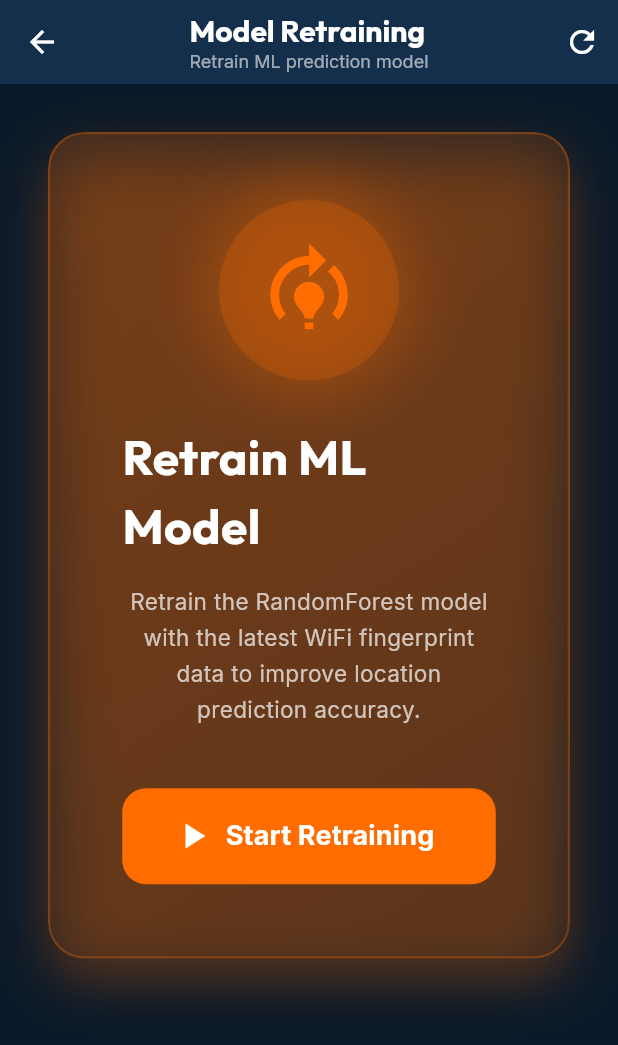
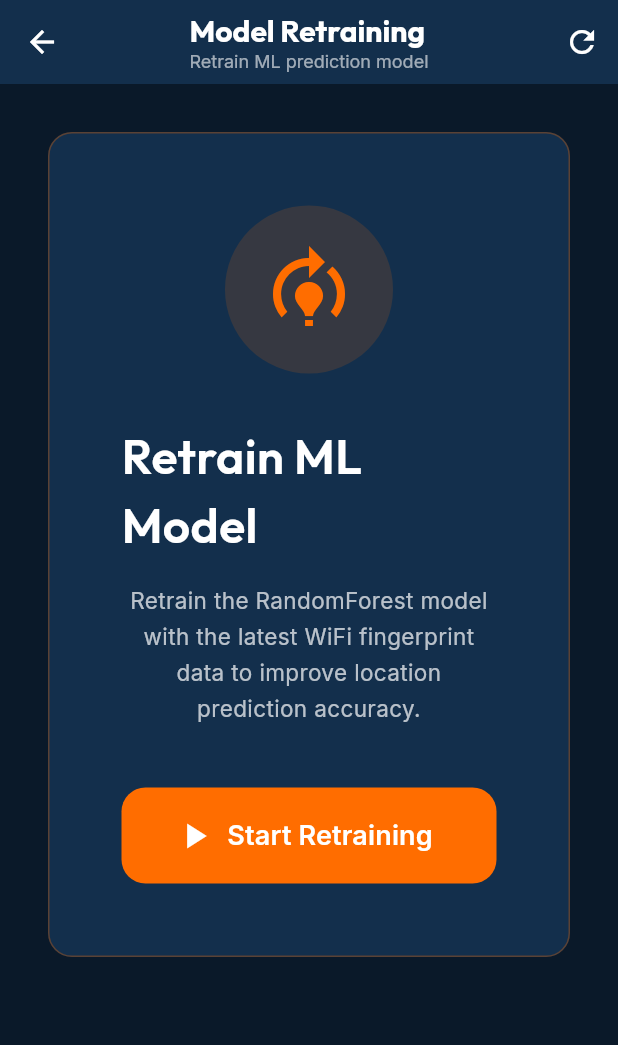
Before and after one commit to gowsi-08/capstone_fullstack, a Flutter app: the ModelRetrainingScreen screen opened by its route, on a phone screen of 412 x 824 dp. Shown: the top 1045 px of the screen. Run offline on Flutter 3.47's test engine with Material 3 defaults, Android fonts, the phone set to English and light mode, and no system bars; our stand-ins replace connectivity_plus, fluttertoast, google_fonts, image_picker, permission_handler, shared_preferences and 1 more; missing offline and left inert: app_settings, wifi_scan; accounts and stored records are empty; network calls fail.

Commit message:
march 28 commit 3

```diff
--- a/frontend/lib/admin/model_retraining_screen.dart
+++ b/frontend/lib/admin/model_retraining_screen.dart
@@ -116,66 +116,28 @@ class _ModelRetrainingScreenState extends State<ModelRetrainingScreen>
                 // Main Retrain Card
                 Container(
                   decoration: BoxDecoration(
-                    borderRadius: BorderRadius.circular(24),
-                    boxShadow: [
-                      BoxShadow(
-                        color: const Color(0xFFFF6D00).withOpacity(0.3),
-                        blurRadius: 30,
-                        offset: const Offset(0, 15),
-                      ),
-                    ],
-                  ),
-                  child: ClipRRect(
-                    borderRadius: BorderRadius.circular(24),
-                    child: BackdropFilter(
-                      filter: ImageFilter.blur(sigmaX: 10, sigmaY: 10),
-                      child: Container(
-                        decoration: BoxDecoration(
-                          gradient: LinearGradient(
-                            begin: Alignment.topLeft,
-                            end: Alignment.bottomRight,
-                            colors: [
-                              const Color(0xFFFF6D00).withOpacity(0.2),
-                              const Color(0xFFFF6D00).withOpacity(0.05),
-                            ],
-                          ),
-                          borderRadius: BorderRadius.circular(24),
+                    color: const Color(0xFF132F4C),
+                    borderRadius: BorderRadius.circular(16),
                     border: Border.all(
                       color: const Color(0xFFFF6D00).withOpacity(0.3),
-                            width: 1.5,
+                      width: 1,
                     ),
                   ),
                   padding: const EdgeInsets.all(48),
                   child: Column(
                     children: [
                       // Icon
-                            AnimatedBuilder(
-                              animation: _pulseController,
-                              builder: (context, child) {
-                                return Transform.scale(
-                                  scale: 1.0 + (_pulseController.value * 0.1),
-                                  child: Container(
+                      Container(
                         padding: const EdgeInsets.all(24),
                         decoration: BoxDecoration(
-                                      color: const Color(0xFFFF6D00).withOpacity(0.2),
+                          color: const Color(0xFFFF6D00).withOpacity(0.15),
                           shape: BoxShape.circle,
-                                      boxShadow: [
-                                        BoxShadow(
-                                          color: const Color(0xFFFF6D00)
-                                              .withOpacity(0.4 * _pulseController.value),
-                                          blurRadius: 30,
-                                          spreadRadius: 10,
-                                        ),
-                                      ],
                         ),
                         child: const Icon(
                           Icons.model_training,
                           size: 64,
                           color: Color(0xFFFF6D00),
                         ),
-                                  ),
-                                );
-                              },
                       ),
 
                       const SizedBox(height: 32),
@@ -184,7 +146,7 @@ class _ModelRetrainingScreenState extends State<ModelRetrainingScreen>
                         'Retrain ML Model',
                         style: GoogleFonts.outfit(
                           fontSize: 32,
-                                fontWeight: FontWeight.bold,
+                          fontWeight: FontWeight.w600,
                           color: Colors.white,
                         ),
                       ),
@@ -223,7 +185,7 @@ class _ModelRetrainingScreenState extends State<ModelRetrainingScreen>
                             _isRetraining ? 'Retraining Model...' : 'Start Retraining',
                             style: GoogleFonts.inter(
                               fontSize: 18,
-                                    fontWeight: FontWeight.bold,
+                              fontWeight: FontWeight.w600,
                             ),
                           ),
                           style: ElevatedButton.styleFrom(
@@ -239,9 +201,6 @@ class _ModelRetrainingScreenState extends State<ModelRetrainingScreen>
                     ],
                   ),
                 ),
-                    ),
-                  ),
-                ),
 
                 const SizedBox(height: 32),
 
@@ -249,23 +208,8 @@ class _ModelRetrainingScreenState extends State<ModelRetrainingScreen>
                 if (_trainingStats != null) ...[
                   Container(
                     decoration: BoxDecoration(
-                      borderRadius: BorderRadius.circular(20),
-                      boxShadow: [
-                        BoxShadow(
-                          color: Colors.black.withOpacity(0.2),
-                          blurRadius: 20,
-                          offset: const Offset(0, 10),
-                        ),
-                      ],
-                    ),
-                    child: ClipRRect(
-                      borderRadius: BorderRadius.circular(20),
-                      child: BackdropFilter(
-                        filter: ImageFilter.blur(sigmaX: 10, sigmaY: 10),
-                        child: Container(
-                          decoration: BoxDecoration(
-                            color: Colors.white.withOpacity(0.05),
-                            borderRadius: BorderRadius.circular(20),
+                      color: const Color(0xFF132F4C),
+                      borderRadius: BorderRadius.circular(12),
                       border: Border.all(
                         color: Colors.white.withOpacity(0.1),
                         width: 1,
@@ -287,14 +231,45 @@ class _ModelRetrainingScreenState extends State<ModelRetrainingScreen>
                               'Training Dataset Overview',
                               style: GoogleFonts.outfit(
                                 fontSize: 20,
-                                      fontWeight: FontWeight.bold,
+                                fontWeight: FontWeight.w600,
                                 color: Colors.white,
                               ),
                             ),
                           ],
                         ),
                         const SizedBox(height: 24),
-                              Row(
+                        LayoutBuilder(
+                          builder: (context, constraints) {
+                            // Responsive layout for stat cards
+                            if (constraints.maxWidth < 600) {
+                              // Stack vertically on small screens
+                              return Column(
+                                children: [
+                                  _statCard(
+                                    'Total Samples',
+                                    '${_trainingStats!["total_rows"] ?? 0}',
+                                    Icons.dataset_outlined,
+                                    const Color(0xFF2979FF),
+                                  ),
+                                  const SizedBox(height: 16),
+                                  _statCard(
+                                    'Unique Locations',
+                                    '${_trainingStats!["total_locations"] ?? 0}',
+                                    Icons.location_on_outlined,
+                                    const Color(0xFF00BCD4),
+                                  ),
+                                  const SizedBox(height: 16),
+                                  _statCard(
+                                    'WiFi BSSIDs',
+                                    '${_trainingStats!["total_bssids"] ?? 0}',
+                                    Icons.wifi,
+                                    const Color(0xFF7C4DFF),
+                                  ),
+                                ],
+                              );
+                            } else {
+                              // Row layout for larger screens
+                              return Row(
                                 children: [
                                   Expanded(
                                     child: _statCard(
@@ -323,11 +298,11 @@ class _ModelRetrainingScreenState extends State<ModelRetrainingScreen>
                                     ),
                                   ),
                                 ],
+                              );
+                            }
+                          },
                         ),
                       ],
-                          ),
-                        ),
-                      ),
                     ),
                   ),
 
@@ -336,23 +311,8 @@ class _ModelRetrainingScreenState extends State<ModelRetrainingScreen>
                   // Info Card
                   Container(
                     decoration: BoxDecoration(
-                      borderRadius: BorderRadius.circular(20),
-                      boxShadow: [
-                        BoxShadow(
-                          color: Colors.black.withOpacity(0.2),
-                          blurRadius: 20,
-                          offset: const Offset(0, 10),
-                        ),
-                      ],
-                    ),
-                    child: ClipRRect(
-                      borderRadius: BorderRadius.circular(20),
-                      child: BackdropFilter(
-                        filter: ImageFilter.blur(sigmaX: 10, sigmaY: 10),
-                        child: Container(
-                          decoration: BoxDecoration(
-                            color: Colors.white.withOpacity(0.05),
-                            borderRadius: BorderRadius.circular(20),
+                      color: const Color(0xFF132F4C),
+                      borderRadius: BorderRadius.circular(12),
                       border: Border.all(
                         color: Colors.white.withOpacity(0.1),
                         width: 1,
@@ -374,7 +334,7 @@ class _ModelRetrainingScreenState extends State<ModelRetrainingScreen>
                               'How It Works',
                               style: GoogleFonts.outfit(
                                 fontSize: 16,
-                                      fontWeight: FontWeight.bold,
+                                fontWeight: FontWeight.w600,
                                 color: Colors.white,
                               ),
                             ),
@@ -400,9 +360,6 @@ class _ModelRetrainingScreenState extends State<ModelRetrainingScreen>
                       ],
                     ),
                   ),
-                      ),
-                    ),
-                  ),
                 ],
               ],
             ),
@@ -417,7 +374,7 @@ class _ModelRetrainingScreenState extends State<ModelRetrainingScreen>
       padding: const EdgeInsets.all(20),
       decoration: BoxDecoration(
         color: color.withOpacity(0.1),
-        borderRadius: BorderRadius.circular(16),
+        borderRadius: BorderRadius.circular(12),
         border: Border.all(
           color: color.withOpacity(0.3),
           width: 1,
@@ -427,12 +384,16 @@ class _ModelRetrainingScreenState extends State<ModelRetrainingScreen>
         children: [
           Icon(icon, color: color, size: 32),
           const SizedBox(height: 12),
-          Text(
+          FittedBox(
+            fit: BoxFit.scaleDown,
+            child: Text(
               value,
               style: GoogleFonts.outfit(
                 fontSize: 28,
-              fontWeight: FontWeight.bold,
+                fontWeight: FontWeight.w600,
                 color: Colors.white,
+              ),
+              maxLines: 1,
             ),
           ),
           const SizedBox(height: 4),
--- a/frontend/lib/admin_dashboard_screen.dart
+++ b/frontend/lib/admin_dashboard_screen.dart
@@ -98,7 +98,10 @@ class _AdminDashboardScreenState extends State<AdminDashboardScreen>
                   children: [
                     _buildTopBar(),
                     Expanded(
-                      child: _buildCardGrid(),
+                      child: Padding(
+                        padding: const EdgeInsets.only(top: 24),
+                        child: _buildCardGrid(),
+                      ),
                     ),
                   ],
                 ),
--- a/frontend/lib/map_screen.dart
+++ b/frontend/lib/map_screen.dart
@@ -455,11 +455,7 @@ class _MapScreenState extends State<MapScreen> with TickerProviderStateMixin {
                   ),
                 ),
                 if (Provider.of<AppState>(context, listen: false).isAdmin) ...[
-                  IconButton(
-                    icon: const Icon(Icons.model_training, color: Color(0xFF7C4DFF)),
-                    tooltip: 'WiFi Training Data',
-                    onPressed: () => Navigator.pushNamed(context, '/training_data'),
-                  ),
+
                   IconButton(
                     icon: const Icon(Icons.settings, color: Color(0xFF00BCD4)),
                     onPressed: () async {
```
Also changed, not shown: frontend/lib/admin/location_marking_screen.dart (+8 -7 lines). Lines whose indentation alone changed are shown as unchanged.
